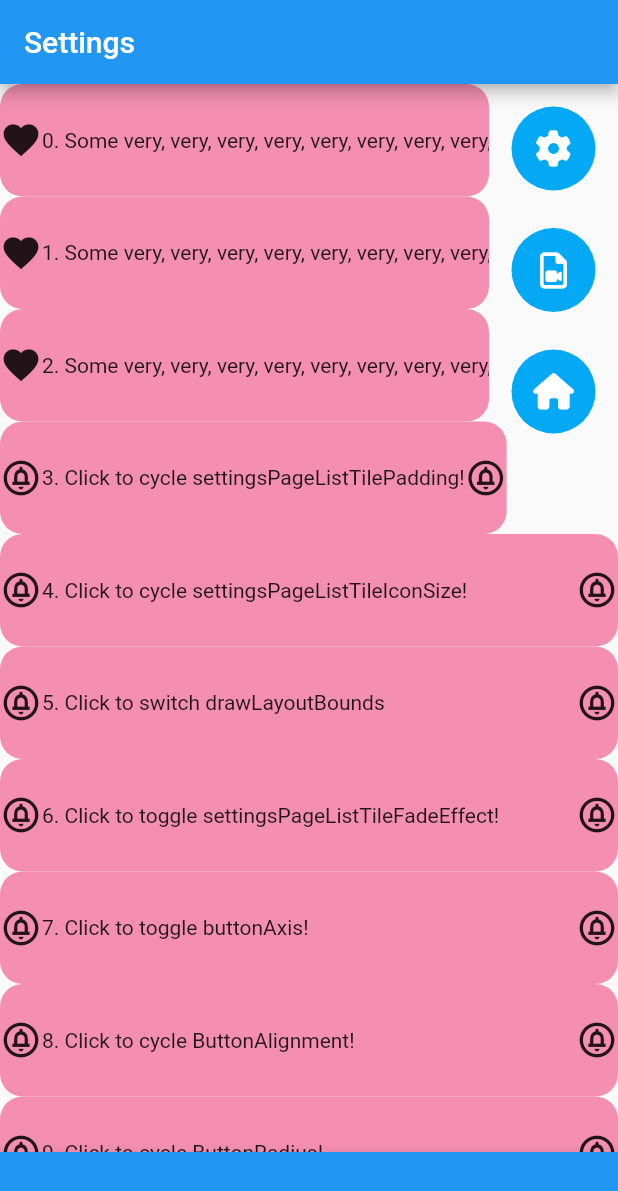
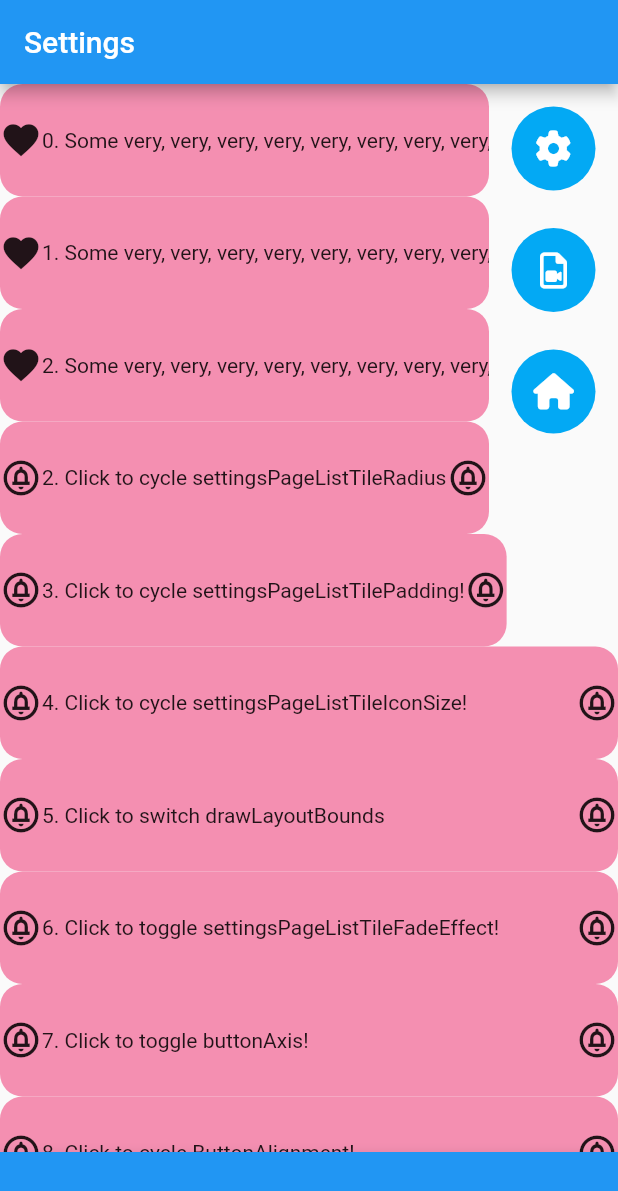
Before and after one commit to BigDeeEss/bu2-kar_kam, a Flutter app: the screen it shows after launch, on a phone screen of 412 x 824 dp. Shown: the top 1191 px of the screen. Run offline on Flutter 3.47's test engine with Material 2 defaults, Android fonts, the phone set to English and light mode, and no system bars; our stand-ins replace font_awesome_flutter, get_it, get_it_mixin, shared_preferences.

Commit message:
Implement persistency of settingsPageListTileRadius user preference through app restarts.
Need to check dependencies.

```diff
--- a/lib/app_data.dart
+++ b/lib/app_data.dart
@@ -64,7 +64,7 @@ abstract class AppData extends ChangeNotifier {
   double? settingsPageListTilePadding;
 
   /// Defines the tile corner radius.
-  double settingsPageListTileRadius = 15.0;
+  double? settingsPageListTileRadius;
 
   /// Updates [this] using [identifier] to determine which field to change and
   /// calling the appropriate change function using the unspecified [newValue].
--- a/lib/app_data_service.dart
+++ b/lib/app_data_service.dart
@@ -52,6 +52,8 @@ class AppDataService extends AppData {
           cycleSettingsPageListTileIconSize(),
       'settingsPageListTilePadding': (newValue) =>
           cycleSettingsPageListTilePadding(),
+      'settingsPageListTileRadius': (newValue) =>
+          cycleSettingsPageListTileRadius(),
     };
 
     // Call the function determined from [map] and update relevant field.
@@ -156,6 +158,31 @@ class AppDataService extends AppData {
         'settingsPageListTilePadding', settingsPageListTilePadding);
   }
 
+  /// Cycle and upload a new [settingsPageListTileIconSize]; update
+  /// dependencies.
+  void cycleSettingsPageListTileRadius() {
+    // Define a map which can convert an integer to a double that represents
+    // a value for [settingsPageListTileIconSize].
+    Map<int, double> map = {
+      0: 0.0,
+      1: 5.0,
+      2: 10.0,
+      3: 15.0,
+      4: 20.0,
+    };
+
+    // Use [map], its inverse and the modulus operator to cycle
+    // [settingsPageListTileIconSize].
+    int cycleSettingsPageListTileRadiusIntRepresentation =
+        map.inverse()[settingsPageListTileRadius]!;
+    settingsPageListTileRadius = map[
+        (cycleSettingsPageListTileRadiusIntRepresentation + 1) % map.length]!;
+
+    // Save user preference for [settingsPageListTileIconSize] to storage.
+    setUserPreferences(
+        'settingsPageListTileRadius', settingsPageListTileRadius);
+  }
+
   Future<void> initialiseAppData() async {
     // Get an instance of [SharedPreferences] for retrieving stored data.
     final userPreferences = await SharedPreferences.getInstance();
@@ -200,6 +227,12 @@ class AppDataService extends AppData {
     settingsPageListTilePadding = settingsPageListTilePadding ?? 0.0;
     setUserPreferences(
         'settingsPageListTilePadding', settingsPageListTilePadding);
+
+    settingsPageListTileRadius =
+        userPreferences.getDouble('settingsPageListTileRadius');
+    settingsPageListTileRadius = settingsPageListTileRadius ?? 15.0;
+    setUserPreferences(
+        'settingsPageListTileRadius', settingsPageListTileRadius);
   }
 
   /// Initiates field variables; only called once after app start.
--- a/lib/settings_page_contents.dart
+++ b/lib/settings_page_contents.dart
@@ -87,6 +87,30 @@ class _SettingsPageContentsState extends State<SettingsPageContents>
           ),
         );
       }),
+      SettingsPageListTile(
+        basePageViewRect:
+        basePageViewRect ?? Offset.zero & MediaQuery.of(context).size,
+        height: 75.0,
+        index: 2,
+        leading: Icon(
+          Icons.circle_notifications_outlined,
+          size: settingsPageListTileIconSize,
+        ),
+        onTap: (() {
+          // Toggle bool variable in AppModel that controls the fade effect.
+          GetItService.instance<AppData>()
+              .change(identifier: 'settingsPageListTileRadius');
+        }),
+        trailing: Icon(
+          Icons.circle_notifications_outlined,
+          size: settingsPageListTileIconSize,
+        ),
+        widget: const Text(
+          '2. Click to cycle settingsPageListTileRadius!',
+          maxLines: 1,
+          softWrap: false,
+        ),
+      ),
       SettingsPageListTile(
         basePageViewRect:
         basePageViewRect ?? Offset.zero & MediaQuery.of(context).size,
--- a/lib/settings_page_list_tile.dart
+++ b/lib/settings_page_list_tile.dart
@@ -39,7 +39,7 @@ class SettingsPageListTile extends StatelessWidget with GetItMixin {
     double settingsPageListTilePadding =
         GetItService.instance<AppData>().settingsPageListTilePadding!;
     double settingsPageListTileRadius =
-        GetItService.instance<AppData>().settingsPageListTileRadius;
+        GetItService.instance<AppData>().settingsPageListTileRadius!;
 
     // Create a [Rect] representation of [SettingsPageListTile] at the
     // correct initial location.
@@ -373,7 +373,7 @@ class SettingsPageListTile extends StatelessWidget with GetItMixin {
 
     // Watch for changes to [AppData.buttonAlignment] registered with [GetIt].
     double settingsPageListTileRadius =
-        watchOnly((AppData a) => a.settingsPageListTileRadius);
+        watchOnly((AppData a) => a.settingsPageListTileRadius!);
 
     // Helps define the sliding motion of [SettingsPageListTile].
     centreRect = centreConstructionRect;
@@ -469,7 +469,7 @@ class _FadingOverlay extends StatelessWidget with GetItMixin {
     // Watch for changes to [AppData.settingsPageListTileIconSize]
     // registered with [GetIt].
     double settingsPageListTileRadius =
-        watchOnly((AppData a) => a.settingsPageListTileRadius);
+        watchOnly((AppData a) => a.settingsPageListTileRadius!);
 
     return settingsPageListTileFadeEffect
         ? Positioned(
```
